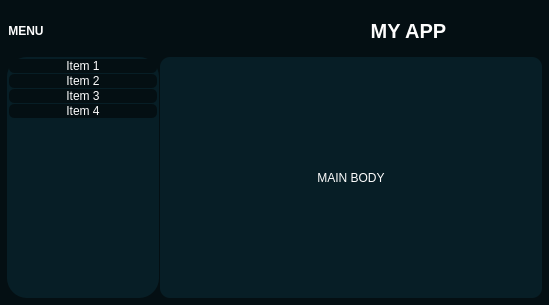
Before: the Qt Designer form ui/interface.ui in harley029/PyQT_GUI_Animated_Side_Menu, drawn with Qt 5.
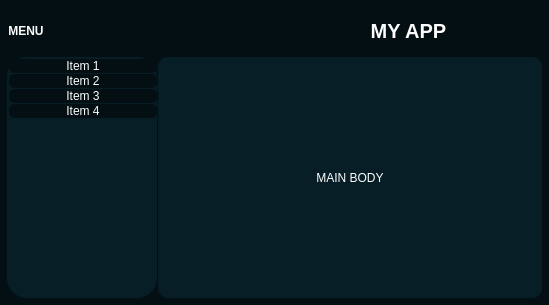
After: the same form once the commit is applied. Icons and pictures are not drawn. Custom widgets are drawn as their Qt base class.

What changed in the file:
```diff
--- a/ui/interface.ui
+++ b/ui/interface.ui
@@ -228,6 +228,18 @@
        </property>
        <item>
         <widget class="QCustomSlideMenu" name="side_menu" native="true">
+         <property name="minimumSize">
+          <size>
+           <width>150</width>
+           <height>0</height>
+          </size>
+         </property>
+         <property name="maximumSize">
+          <size>
+           <width>150</width>
+           <height>16777215</height>
+          </size>
+         </property>
          <layout class="QVBoxLayout" name="verticalLayout_2" stretch="0">
           <property name="spacing">
            <number>1</number>
```
Left out of the diff: 2 changed lines with no effect on the pictures.
